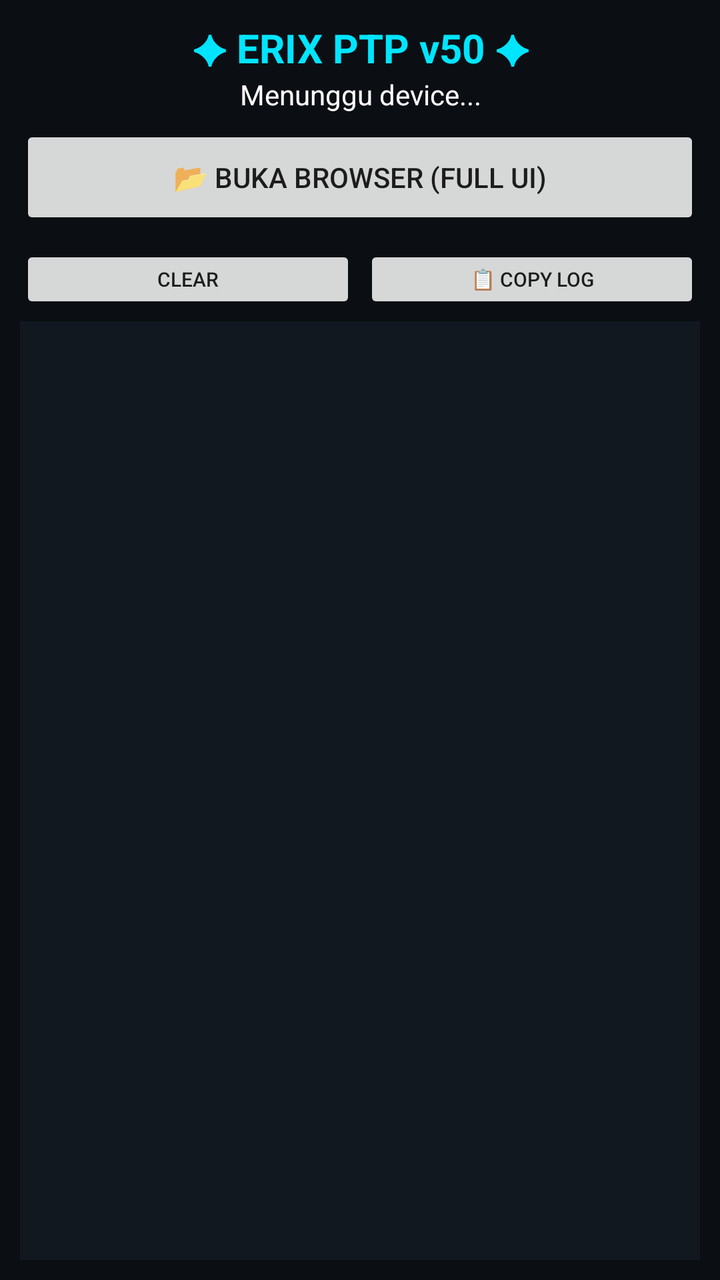
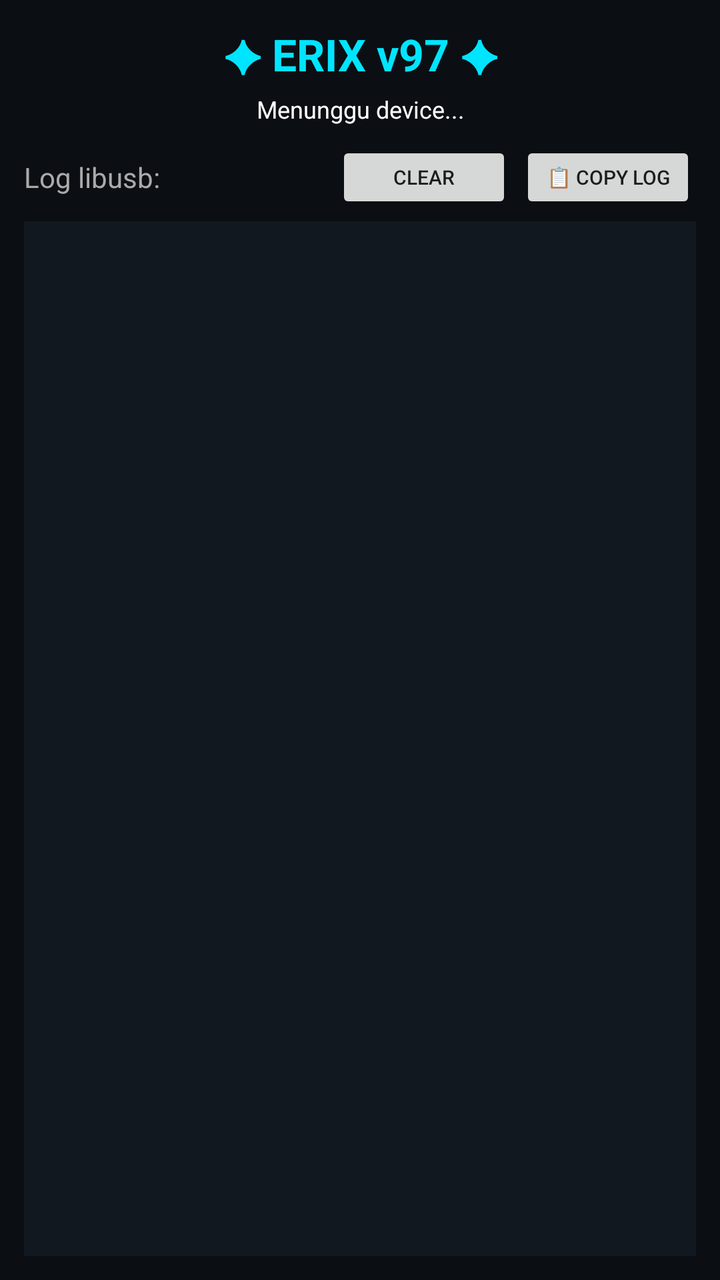

Compare the two renders of this Android layout. The source of the first and the diff that turns it into the second are given below.
<!-- AndroidManifest.xml: application theme Theme.ErixPtp -->
<!-- res/layout/activity_main.xml -->
<?xml version="1.0" encoding="utf-8"?>
<LinearLayout xmlns:android="http://schemas.android.com/apk/res/android"
    android:layout_width="match_parent" android:layout_height="match_parent"
    android:orientation="vertical" android:padding="10dp" android:background="#0B0F14">

    <TextView android:layout_width="match_parent" android:layout_height="wrap_content"
        android:text="✦ ERIX PTP v50 ✦" android:textColor="#00E5FF" android:textSize="20sp"
        android:gravity="center" android:textStyle="bold"/>

    <TextView android:id="@+id/tvStatus" android:layout_width="match_parent"
        android:layout_height="wrap_content" android:text="Menunggu device..."
        android:textColor="#FFFFFF" android:gravity="center" android:paddingBottom="6dp"/>

    <LinearLayout android:layout_width="match_parent" android:layout_height="wrap_content"
        android:orientation="horizontal">
        <Button android:id="@+id/btnBrowser" android:layout_width="match_parent" android:layout_height="52dp" android:text="📂 BUKA BROWSER (Full UI)" android:textSize="14sp" android:layout_marginBottom="4dp"/>
        <Button android:id="@+id/btnTest" android:layout_width="0dp" android:layout_height="44dp"
            android:layout_weight="1" android:text="🔌 Test" android:textSize="11sp" android:layout_marginEnd="2dp"/>
        <Button android:id="@+id/btnPush" android:layout_width="0dp" android:layout_height="44dp"
            android:layout_weight="1" android:text="📤 PUSH" android:textSize="11sp" android:layout_marginStart="2dp" android:layout_marginEnd="2dp"/>
        <Button android:id="@+id/btnPull" android:layout_width="0dp" android:layout_height="44dp"
            android:layout_weight="1" android:text="📥 PULL" android:textSize="11sp" android:layout_marginStart="2dp"/>
    </LinearLayout>

    <LinearLayout android:layout_width="match_parent" android:layout_height="wrap_content"
        android:orientation="horizontal" android:layout_marginTop="4dp">
        <Button android:id="@+id/btnClear" android:layout_width="0dp" android:layout_height="34dp"
            android:layout_weight="1" android:text="Clear" android:textSize="10sp" android:layout_marginEnd="2dp"/>
        <Button android:id="@+id/btnCopy" android:layout_width="0dp" android:layout_height="34dp"
            android:layout_weight="1" android:text="📋 Copy Log" android:textSize="10sp" android:layout_marginStart="2dp"/>
    </LinearLayout>

    <ScrollView android:layout_width="match_parent" android:layout_height="0dp"
        android:layout_weight="1" android:background="#111820" android:padding="6dp"
        android:layout_marginTop="4dp">
        <TextView android:id="@+id/tvLog" android:layout_width="match_parent"
            android:layout_height="wrap_content" android:textColor="#00FF00"
            android:textSize="10sp" android:fontFamily="monospace"/>
    </ScrollView>
</LinearLayout>
<!-- resources referenced by this layout -->
<resources>
  <style name="Theme.ErixPtp" parent="Theme.AppCompat.DayNight.NoActionBar">
          <item name="colorPrimary">#00E5FF</item>
          <item name="android:windowBackground">#0B0F14</item>
      </style>
</resources>

<!-- the commit's change to res/layout/activity_main.xml (unified diff, before → after) -->
@@ -1,40 +1,74 @@
 <?xml version="1.0" encoding="utf-8"?>
 <LinearLayout xmlns:android="http://schemas.android.com/apk/res/android"
-    android:layout_width="match_parent" android:layout_height="match_parent"
-    android:orientation="vertical" android:padding="10dp" android:background="#0B0F14">
+    android:layout_width="match_parent"
+    android:layout_height="match_parent"
+    android:orientation="vertical"
+    android:padding="12dp"
+    android:background="#0B0F14">
 
-    <TextView android:layout_width="match_parent" android:layout_height="wrap_content"
-        android:text="✦ ERIX PTP v50 ✦" android:textColor="#00E5FF" android:textSize="20sp"
-        android:gravity="center" android:textStyle="bold"/>
+    <TextView
+        android:layout_width="match_parent"
+        android:layout_height="wrap_content"
+        android:text="✦ ERIX v97 ✦"
+        android:textColor="#00E5FF"
+        android:textSize="22sp"
+        android:gravity="center"
+        android:textStyle="bold"/>
 
-    <TextView android:id="@+id/tvStatus" android:layout_width="match_parent"
-        android:layout_height="wrap_content" android:text="Menunggu device..."
-        android:textColor="#FFFFFF" android:gravity="center" android:paddingBottom="6dp"/>
+    <TextView
+        android:id="@+id/tvStatus"
+        android:layout_width="match_parent"
+        android:layout_height="wrap_content"
+        android:text="Menunggu device..."
+        android:textColor="#FFFFFF"
+        android:textSize="12sp"
+        android:gravity="center"
+        android:paddingTop="4dp"
+        android:paddingBottom="8dp"/>
 
-    <LinearLayout android:layout_width="match_parent" android:layout_height="wrap_content"
-        android:orientation="horizontal">
-        <Button android:id="@+id/btnBrowser" android:layout_width="match_parent" android:layout_height="52dp" android:text="📂 BUKA BROWSER (Full UI)" android:textSize="14sp" android:layout_marginBottom="4dp"/>
-        <Button android:id="@+id/btnTest" android:layout_width="0dp" android:layout_height="44dp"
-            android:layout_weight="1" android:text="🔌 Test" android:textSize="11sp" android:layout_marginEnd="2dp"/>
-        <Button android:id="@+id/btnPush" android:layout_width="0dp" android:layout_height="44dp"
-            android:layout_weight="1" android:text="📤 PUSH" android:textSize="11sp" android:layout_marginStart="2dp" android:layout_marginEnd="2dp"/>
-        <Button android:id="@+id/btnPull" android:layout_width="0dp" android:layout_height="44dp"
-            android:layout_weight="1" android:text="📥 PULL" android:textSize="11sp" android:layout_marginStart="2dp"/>
+    <LinearLayout
+        android:layout_width="match_parent"
+        android:layout_height="wrap_content"
+        android:orientation="horizontal"
+        android:gravity="center_vertical">
+
+        <TextView
+            android:layout_width="0dp"
+            android:layout_height="wrap_content"
+            android:layout_weight="1"
+            android:text="Log libusb:"
+            android:textColor="#AAAAAA"/>
+
+        <Button
+            android:id="@+id/btnClear"
+            android:layout_width="wrap_content"
+            android:layout_height="36dp"
+            android:text="Clear"
+            android:textSize="10sp"/>
+
+        <Button
+            android:id="@+id/btnCopy"
+            android:layout_width="wrap_content"
+            android:layout_height="36dp"
+            android:text="📋 Copy Log"
+            android:textSize="10sp"
+            android:layout_marginStart="4dp"/>
     </LinearLayout>
 
-    <LinearLayout android:layout_width="match_parent" android:layout_height="wrap_content"
-        android:orientation="horizontal" android:layout_marginTop="4dp">
-        <Button android:id="@+id/btnClear" android:layout_width="0dp" android:layout_height="34dp"
-            android:layout_weight="1" android:text="Clear" android:textSize="10sp" android:layout_marginEnd="2dp"/>
-        <Button android:id="@+id/btnCopy" android:layout_width="0dp" android:layout_height="34dp"
-            android:layout_weight="1" android:text="📋 Copy Log" android:textSize="10sp" android:layout_marginStart="2dp"/>
-    </LinearLayout>
+    <ScrollView
+        android:layout_width="match_parent"
+        android:layout_height="0dp"
+        android:layout_weight="1"
+        android:background="#111820"
+        android:padding="8dp"
+        android:layout_marginTop="4dp">
 
-    <ScrollView android:layout_width="match_parent" android:layout_height="0dp"
-        android:layout_weight="1" android:background="#111820" android:padding="6dp"
-        android:layout_marginTop="4dp">
-        <TextView android:id="@+id/tvLog" android:layout_width="match_parent"
-            android:layout_height="wrap_content" android:textColor="#00FF00"
-            android:textSize="10sp" android:fontFamily="monospace"/>
+        <TextView
+            android:id="@+id/tvLog"
+            android:layout_width="match_parent"
+            android:layout_height="wrap_content"
+            android:textColor="#00FF00"
+            android:textSize="10sp"
+            android:fontFamily="monospace"/>
     </ScrollView>
 </LinearLayout>
